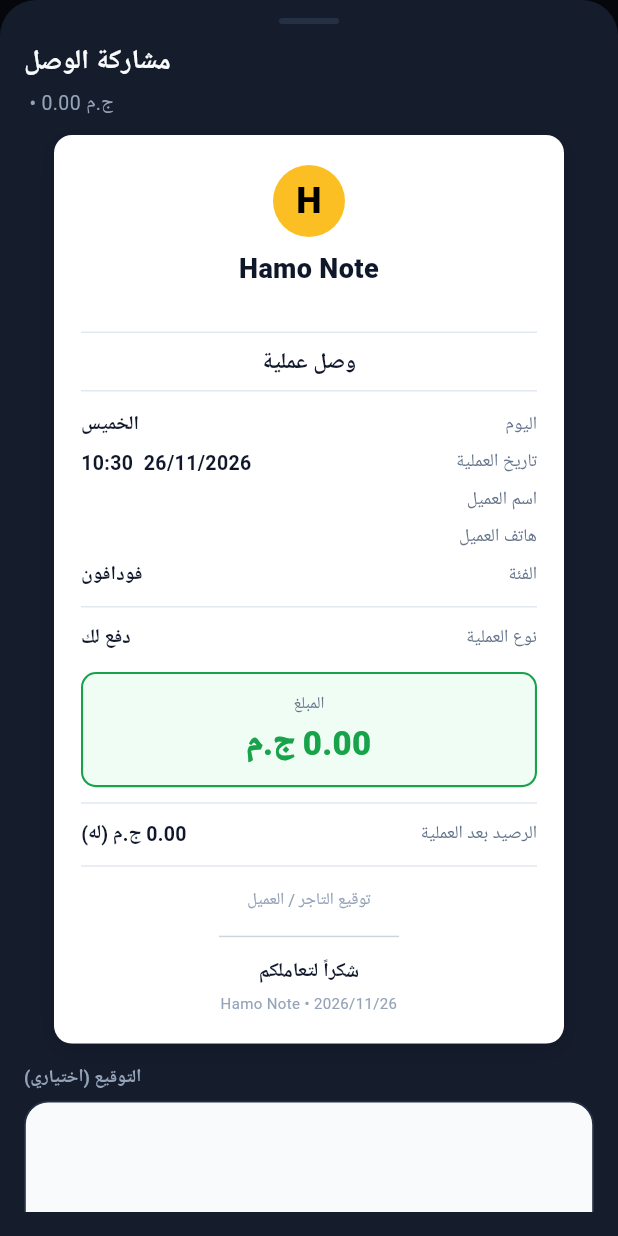
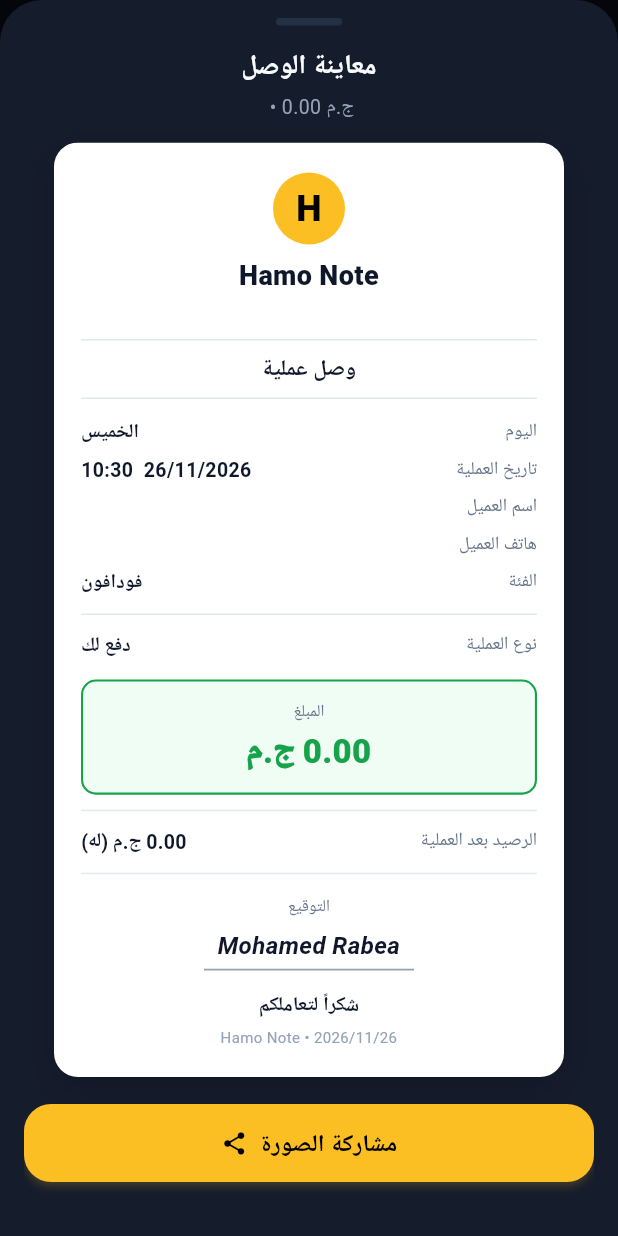
Before and after one commit to Alaa537/hamo_note, a Flutter app: what showAndShare() shows on an empty page, opened directly with empty values, on a phone screen of 412 x 824 dp. Run offline on Flutter 3.47's test engine with Material 3 defaults, Android fonts, the phone set to English and light mode, and no system bars; our stand-ins replace flutter_animate, flutter_staggered_animations, google_fonts, pdf, printing, share_plus and 1 more; accounts and stored records are empty; Roboto replaces fonts that are missing (Cairo); project files that could hold a hidden picture were left out.

Commit message:
fix: clean up broken AI code (removed incomplete PIN/Signature, fixed splash/settings)

```diff
--- a/lib/widgets/receipt_preview.dart
+++ b/lib/widgets/receipt_preview.dart
@@ -9,7 +9,6 @@ import 'dart:io';
 import '../models/client.dart';
 import '../models/transaction.dart';
 import '../theme/app_theme.dart';
-import 'signature_pad.dart';
 
 /// Professional receipt widget + capture/share helpers.
 /// Image share uses RepaintBoundary (no PDF raster) — rock solid on devices.
@@ -187,40 +186,33 @@ class ReceiptPreview extends StatelessWidget {
             ),
             const SizedBox(height: 8),
             _dash(),
-            if (signaturePng != null) ...[
-              const SizedBox(height: 12),
+            const SizedBox(height: 14),
             const Center(
               child: Text(
                 'التوقيع',
                 style: TextStyle(fontSize: 11, color: Color(0xFF64748B)),
               ),
             ),
+            const SizedBox(height: 6),
+            const Center(
+              child: Text(
+                'Mohamed Rabea',
+                style: TextStyle(
+                  fontSize: 16,
+                  fontWeight: FontWeight.w700,
+                  fontStyle: FontStyle.italic,
+                  color: Color(0xFF0F172A),
+                ),
+              ),
+            ),
             const SizedBox(height: 4),
             Center(
-                child: Image.memory(
-                  signaturePng!,
+              child: Container(
                 width: 140,
-                  height: 56,
-                  fit: BoxFit.contain,
+                height: 1.2,
+                color: const Color(0xFF94A3B8),
               ),
             ),
-            ] else ...[
-              const SizedBox(height: 14),
-              const Center(
-                child: Text(
-                  'توقيع التاجر / العميل',
-                  style: TextStyle(fontSize: 11, color: Color(0xFF94A3B8)),
-                ),
-              ),
-              const SizedBox(height: 16),
-              Center(
-                child: Container(
-                  width: 120,
-                  height: 1,
-                  color: const Color(0xFFCBD5E1),
-                ),
-              ),
-            ],
             const SizedBox(height: 14),
             const Center(
               child: Text(
@@ -297,6 +289,7 @@ class ReceiptPreview extends StatelessWidget {
   }
 
   /// Full share-as-image flow with optional signature pad.
+
   static Future<void> showAndShare({
     required BuildContext context,
     required Client client,
@@ -307,17 +300,25 @@ class ReceiptPreview extends StatelessWidget {
     String merchantAddress = '',
   }) async {
     final boundaryKey = GlobalKey();
-    final sigKey = GlobalKey<SignaturePadState>();
 
     await showModalBottomSheet<void>(
       context: context,
       isScrollControlled: true,
-      backgroundColor: context.appCard,
-      shape: const RoundedRectangleBorder(
-        borderRadius: BorderRadius.vertical(top: Radius.circular(24)),
+      backgroundColor: Colors.transparent,
+      builder: (ctx) {
+        return Container(
+          decoration: BoxDecoration(
+            color: context.appCard,
+            borderRadius: const BorderRadius.vertical(top: Radius.circular(28)),
+            boxShadow: [
+              BoxShadow(
+                color: Colors.black.withOpacity(0.25),
+                blurRadius: 30,
+                offset: const Offset(0, -8),
               ),
-      builder: (ctx) {
-        return SafeArea(
+            ],
+          ),
+          child: SafeArea(
             child: Padding(
               padding: EdgeInsets.only(
                 left: 16,
@@ -332,17 +333,18 @@ class ReceiptPreview extends StatelessWidget {
                   children: [
                     Center(
                       child: Container(
-                      width: 40,
-                      height: 4,
+                        width: 44,
+                        height: 5,
                         decoration: BoxDecoration(
                           color: context.appBorder,
                           borderRadius: BorderRadius.circular(4),
                         ),
                       ),
                     ),
-                  const SizedBox(height: 12),
+                    const SizedBox(height: 14),
                     Text(
-                    'مشاركة الوصل',
+                      'معاينة الوصل',
+                      textAlign: TextAlign.center,
                       style: TextStyle(
                         fontSize: 18,
                         fontWeight: FontWeight.w800,
@@ -352,19 +354,19 @@ class ReceiptPreview extends StatelessWidget {
                     const SizedBox(height: 4),
                     Text(
                       '${client.name} • ${transaction.amount.toStringAsFixed(2)} ج.م',
+                      textAlign: TextAlign.center,
                       style: TextStyle(color: context.appTextDim, fontSize: 13),
                     ),
-                  const SizedBox(height: 12),
-                  // Live preview (this is what gets captured)
+                    const SizedBox(height: 14),
                     Center(
                       child: Container(
                         decoration: BoxDecoration(
-                        borderRadius: BorderRadius.circular(12),
+                          borderRadius: BorderRadius.circular(16),
                           boxShadow: [
                             BoxShadow(
-                            color: Colors.black.withOpacity(0.15),
-                            blurRadius: 12,
-                            offset: const Offset(0, 4),
+                              color: Colors.black.withOpacity(0.18),
+                              blurRadius: 20,
+                              offset: const Offset(0, 8),
                             ),
                           ],
                         ),
@@ -380,36 +382,13 @@ class ReceiptPreview extends StatelessWidget {
                         ),
                       ),
                     ),
-                  const SizedBox(height: 14),
-                  Text(
-                    'التوقيع (اختياري)',
-                    style: TextStyle(
-                      color: context.appTextDim,
-                      fontSize: 12,
-                      fontWeight: FontWeight.w600,
-                    ),
-                  ),
-                  const SizedBox(height: 6),
-                  SignaturePad(key: sigKey, height: 110),
-                  const SizedBox(height: 14),
-                  ElevatedButton.icon(
+                    const SizedBox(height: 18),
+                    SizedBox(
+                      height: 52,
+                      child: ElevatedButton.icon(
                         onPressed: () async {
                           try {
-                        final sig = await sigKey.currentState?.toPngBytes();
-                        Uint8List? png;
-                        if (sig != null && sig.isNotEmpty) {
-                          png = await _captureWithSignature(
-                            context: context,
-                            client: client,
-                            transaction: transaction,
-                            merchantName: merchantName,
-                            merchantPhone: merchantPhone,
-                            merchantAddress: merchantAddress,
-                            currentBalance: currentBalance,
-                            signaturePng: sig,
-                          );
-                        }
-                        png ??= await capture(boundaryKey);
+                            final png = await capture(boundaryKey);
                             if (png == null || png.isEmpty) {
                               if (ctx.mounted) {
                                 ScaffoldMessenger.of(context).showSnackBar(
@@ -428,7 +407,7 @@ class ReceiptPreview extends StatelessWidget {
                             await Share.shareXFiles(
                               [XFile(file.path)],
                               text:
-                              'وصل Hamo Note\nالعميل: ${client.name}\nالمبلغ: ${transaction.amount.toStringAsFixed(2)} ج.م\nالتاريخ: ${DateFormat('dd/MM/yyyy HH:mm').format(transaction.date)}',
+                                  'وصل Hamo Note\nالعميل: ${client.name}\nالمبلغ: ${transaction.amount.toStringAsFixed(2)} ج.م\nالتاريخ: ${DateFormat('dd/MM/yyyy HH:mm').format(transaction.date)}\nالتوقيع: Mohamed Rabea',
                             );
                             try {
                               await file.delete();
@@ -442,15 +421,17 @@ class ReceiptPreview extends StatelessWidget {
                             }
                           }
                         },
-                    icon: const Icon(Icons.image_rounded),
-                    label: const Text('مشاركة كصورة'),
+                        icon: const Icon(Icons.share_rounded),
+                        label: const Text('مشاركة الصورة'),
+                      ),
                     ),
                     const SizedBox(height: 8),
                     TextButton(
                       onPressed: () => Navigator.pop(ctx),
-                    child: const Text('إلغاء'),
+                      child: const Text('إغلاق'),
                     ),
                   ],
+                ),
               ),
             ),
           ),
@@ -459,40 +440,5 @@ class ReceiptPreview extends StatelessWidget {
     );
   }
 
-  static Future<Uint8List?> _captureWithSignature({
-    required BuildContext context,
-    required Client client,
-    required Transaction transaction,
-    required String merchantName,
-    required double currentBalance,
-    required Uint8List signaturePng,
-    String merchantPhone = '',
-    String merchantAddress = '',
-  }) async {
-    final key = GlobalKey();
-    final completerOverlay = OverlayEntry(
-      builder: (ctx) => Positioned(
-        left: -5000,
-        top: 0,
-        child: Material(
-          color: Colors.transparent,
-          child: ReceiptPreview(
-            boundaryKey: key,
-            client: client,
-            transaction: transaction,
-            merchantName: merchantName,
-            merchantPhone: merchantPhone,
-            merchantAddress: merchantAddress,
-            currentBalance: currentBalance,
-            signaturePng: signaturePng,
-          ),
-        ),
-      ),
-    );
-    Overlay.of(context).insert(completerOverlay);
-    await Future<void>.delayed(const Duration(milliseconds: 120));
-    final bytes = await capture(key);
-    completerOverlay.remove();
-    return bytes;
+
 }
-}
```
Also changed, not shown: lib/services/pdf_service.dart (+147 -146 lines), lib/theme/app_theme.dart (+27 -5 lines), lib/widgets/glass_card.dart (+10 -5 lines). Lines whose indentation alone changed are shown as unchanged.
